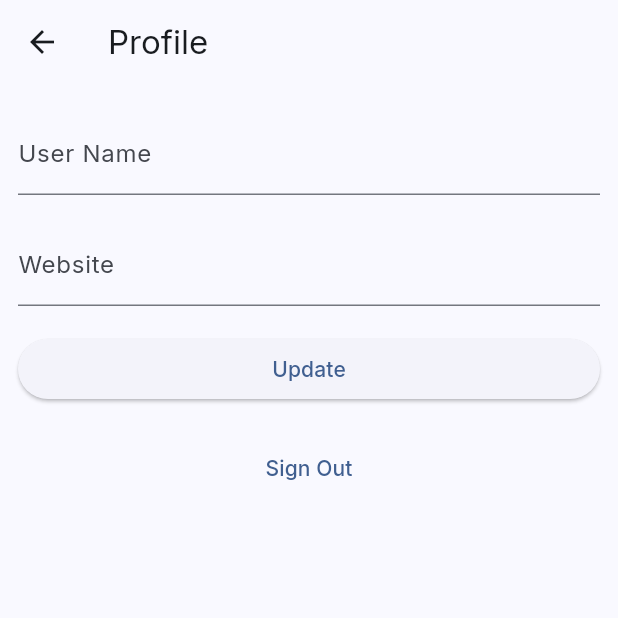
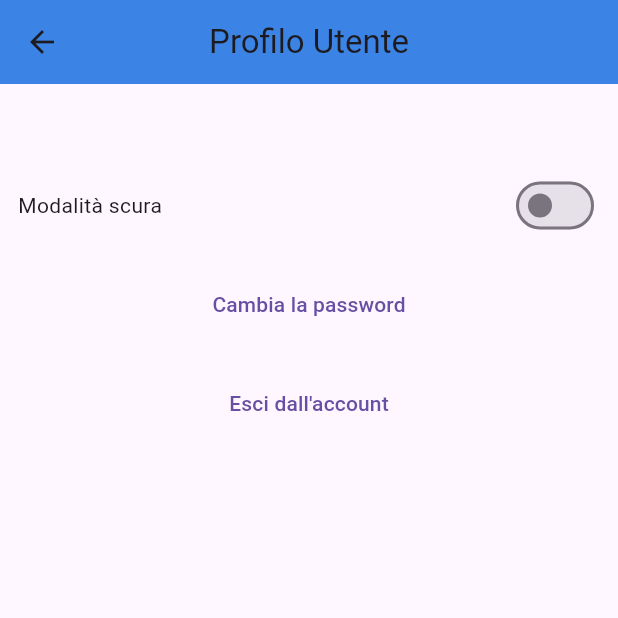
Before and after one commit to salvatorecalo/Amathia, a Flutter app: the AccountPage screen opened by its route, on a phone screen of 412 x 824 dp, the top half of it. Run offline on Flutter 3.47's test engine with Material 3 defaults, Android fonts, the phone set to English and light mode, and no system bars; our stand-ins replace email_validator, google_fonts, shared_preferences, supabase_flutter; accounts and stored records are empty.

Commit message:
feat: add night mode

```diff
--- a/lib/main.dart
+++ b/lib/main.dart
@@ -6,8 +6,11 @@ import 'package:amathia/src/screens/onboard/onboard.dart';
 import 'package:amathia/src/screens/recovery_password/recovery_password.dart';
 import 'package:amathia/src/screens/register_page/register_page.dart';
 import 'package:amathia/src/screens/welcome_page/welcome_page.dart';
+import 'package:amathia/src/theme/dark_theme_styles.dart';
+import 'package:amathia/src/theme/theme_provider.dart';
 import 'package:flutter/material.dart';
 import 'package:google_fonts/google_fonts.dart';
+import 'package:provider/provider.dart';
 import 'package:shared_preferences/shared_preferences.dart';
 import 'package:supabase_flutter/supabase_flutter.dart';
 
@@ -24,22 +27,42 @@ void main() async {
   runApp(const MyApp());
 }
 int? isviewed;
+bool isSwitched = false;
 final supabase = Supabase.instance.client;
 
-class MyApp extends StatelessWidget {
+class MyApp extends StatefulWidget {
   const MyApp({super.key});
 
   @override
+  State<MyApp> createState() => _MyAppState();
+}
+
+class _MyAppState extends State<MyApp> {
+  DarkThemeProvider themeChangeProvider = new DarkThemeProvider();
+
+@override
+void initState() {
+  super.initState();
+  getCurrentAppTheme();
+}
+
+void getCurrentAppTheme() async {
+  themeChangeProvider.darkTheme =
+      await themeChangeProvider.darkThemePreference.getTheme();
+}
+  @override
   Widget build(BuildContext context) {
+    return ChangeNotifierProvider(
+      create: (_) {
+          return themeChangeProvider;
+        },
+      child: Consumer<DarkThemeProvider>(
+        builder: ((context, value, child) {
           return MaterialApp(
           title: 'Amathia',
-      theme: ThemeData(
-        colorScheme: ColorScheme.fromSeed(seedColor: blue),
-        textTheme: GoogleFonts.interTextTheme(
-           Theme.of(context).textTheme,
-      ),
-        useMaterial3: true,
-      ),
+          themeMode: ThemeMode.system,
+          darkTheme: ThemeData.dark(),
+          theme: Styles.themeData(themeChangeProvider.darkTheme, context),
           debugShowCheckedModeBanner: false,
           initialRoute: '/',
           routes: <String, WidgetBuilder>{
@@ -51,5 +74,8 @@ class MyApp extends StatelessWidget {
             '/homepage': (_) => const HomePage(),
           },
         );
+        }),
+      ),
+    );
   }
 }
--- a/lib/src/screens/home_page/pages/account_page/account_page.dart
+++ b/lib/src/screens/home_page/pages/account_page/account_page.dart
@@ -1,5 +1,9 @@
 import 'package:amathia/main.dart';
+import 'package:amathia/src/costants/costants.dart';
+import 'package:amathia/src/screens/recovery_password/recovery_password.dart';
+import 'package:amathia/src/theme/theme_provider.dart';
 import 'package:flutter/material.dart';
+import 'package:provider/provider.dart';
 import 'package:supabase_flutter/supabase_flutter.dart';
 
 class AccountPage extends StatefulWidget {
@@ -12,7 +16,7 @@ class AccountPage extends StatefulWidget {
 class _AccountPageState extends State<AccountPage> {
   final _usernameController = TextEditingController();
   final _websiteController = TextEditingController();
-
+  String? email = supabase.auth.currentUser?.email;
   var _loading = true;
 
   /// Called once a user id is received within `onAuthenticated()`
@@ -121,29 +125,54 @@ class _AccountPageState extends State<AccountPage> {
 
   @override
   Widget build(BuildContext context) {
+    final themeChange = Provider.of<DarkThemeProvider>(context);
     return Scaffold(
-      appBar: AppBar(title: const Text('Profile')),
+      appBar: AppBar(
+        title: const Text('Profilo Utente'),
+        centerTitle: true,
+      ),
       body: _loading
           ? const Center(child: CircularProgressIndicator())
           : ListView(
               padding: const EdgeInsets.symmetric(vertical: 18, horizontal: 12),
               children: [
-                TextFormField(
-                  controller: _usernameController,
-                  decoration: const InputDecoration(labelText: 'User Name'),
+                Text(
+                  "$email",
+                  textAlign: TextAlign.center,
+                  style: const TextStyle(
+                    fontWeight: FontWeight.w700,
+                  ),
                 ),
                 const SizedBox(height: 18),
-                TextFormField(
-                  controller: _websiteController,
-                  decoration: const InputDecoration(labelText: 'Website'),
+                Row(
+                  crossAxisAlignment: CrossAxisAlignment.center,
+                  mainAxisAlignment: MainAxisAlignment.spaceBetween,
+                  children: [
+                    const Text("Modalità scura"),
+                    Switch(
+                      activeColor: blue,
+                        value: themeChange.darkTheme,
+                        onChanged: (value) {
+                          themeChange.darkTheme = value;
+                        }),
+                  ],
                 ),
                 const SizedBox(height: 18),
-                ElevatedButton(
-                  onPressed: _loading ? null : _updateProfile,
-                  child: Text(_loading ? 'Saving...' : 'Update'),
+                TextButton(
+                  onPressed: () {
+                    Navigator.pushReplacement(
+                        context,
+                        MaterialPageRoute(
+                            builder: (context) => RecoveryPasswordPage()));
+                  },
+                  child: const Text("Cambia la password"),
                 ),
                 const SizedBox(height: 18),
-                TextButton(onPressed: _signOut, child: const Text('Sign Out')),
+                TextButton(
+                  onPressed: _signOut,
+                  child: const Text("Esci dall'account"),
+                ),
+                const SizedBox(height: 18),
               ],
             ),
     );
--- /dev/null
+++ b/lib/src/theme/theme.dart
@@ -0,0 +1,15 @@
+import 'package:shared_preferences/shared_preferences.dart';
+
+class DarkThemePreference {
+  static const THEME_STATUS = "THEMESTATUS";
+
+  setDarkTheme(bool value) async {
+    SharedPreferences prefs = await SharedPreferences.getInstance();
+    prefs.setBool(THEME_STATUS, value);
+  }
+
+  Future<bool> getTheme() async {
+    SharedPreferences prefs = await SharedPreferences.getInstance();
+    return prefs.getBool(THEME_STATUS) ?? false;
+  }
+}
--- /dev/null
+++ b/lib/src/theme/theme_provider.dart
@@ -0,0 +1,15 @@
+import 'package:amathia/src/theme/theme.dart';
+import 'package:flutter/material.dart';
+
+class DarkThemeProvider with ChangeNotifier {
+  DarkThemePreference darkThemePreference = DarkThemePreference();
+  bool _darkTheme = false;
+
+  bool get darkTheme => _darkTheme;
+
+  set darkTheme(bool value) {
+    _darkTheme = value;
+    darkThemePreference.setDarkTheme(value);
+    notifyListeners();
+  }
+}
--- a/pubspec.yaml
+++ b/pubspec.yaml
@@ -40,6 +40,7 @@ dependencies:
   google_fonts: ^6.1.0
   supabase_flutter: ^2.3.4
   email_validator: ^2.1.17
+  provider: ^6.1.2
 
 dev_dependencies:
   flutter_test:
```
Also changed, not shown: lib/src/model/model.dart (+1 -10 lines), lib/src/theme/dark_theme_styles.dart (added, +28 -0 lines), pubspec.lock. Lines whose indentation alone changed are shown as unchanged.
